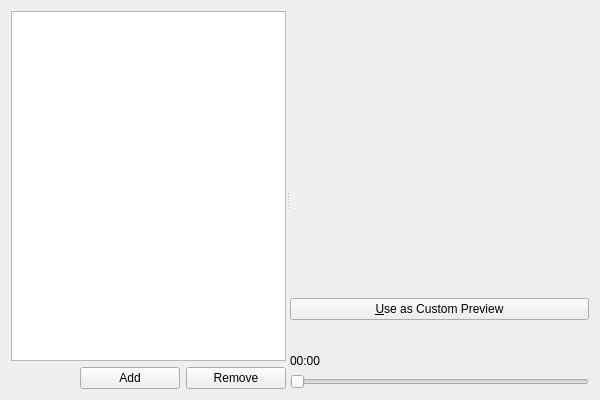
First picture: the form in plugins/video/chapters.ui, repository google-code-export/kmediafactory, before the edit.
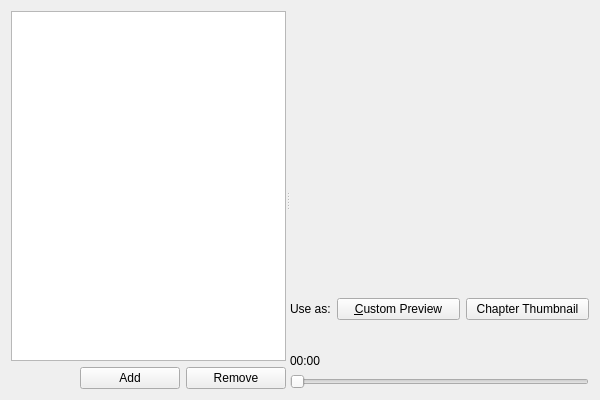
Second picture: the form after the edit. Custom widgets are drawn as their Qt base class.

Commit message: - Add button to set custom chapter thumbnail from current video position - When setting preview/thumbnail from player position, use a special "position://<time> url". This way no files need to be written to disk.

```diff
--- a/plugins/video/chapters.ui
+++ b/plugins/video/chapters.ui
@@ -140,11 +140,35 @@
         </widget>
        </item>
        <item>
+        <layout class="QHBoxLayout" name="horizontalLayout_2">
+         <item>
+          <widget class="QLabel" name="label">
+           <property name="sizePolicy">
+            <sizepolicy hsizetype="Fixed" vsizetype="Preferred">
+             <horstretch>0</horstretch>
+             <verstretch>0</verstretch>
+            </sizepolicy>
+           </property>
+           <property name="text">
+            <string>Use as:</string>
+           </property>
+          </widget>
+         </item>
+         <item>
         <widget class="KPushButton" name="customPreviewButton">
          <property name="text">
-          <string>&amp;Use as Custom Preview</string>
-         </property>
-        </widget>
+            <string>&amp;Custom Preview</string>
+           </property>
+          </widget>
+         </item>
+         <item>
+          <widget class="KPushButton" name="chapterThumbnailButton">
+           <property name="text">
+            <string>Chapter Thumbnail</string>
+           </property>
+          </widget>
+         </item>
+        </layout>
        </item>
        <item>
         <layout class="QVBoxLayout">
```
Lines whose indentation alone changed are shown as unchanged. The commit also changes 3 other files.
